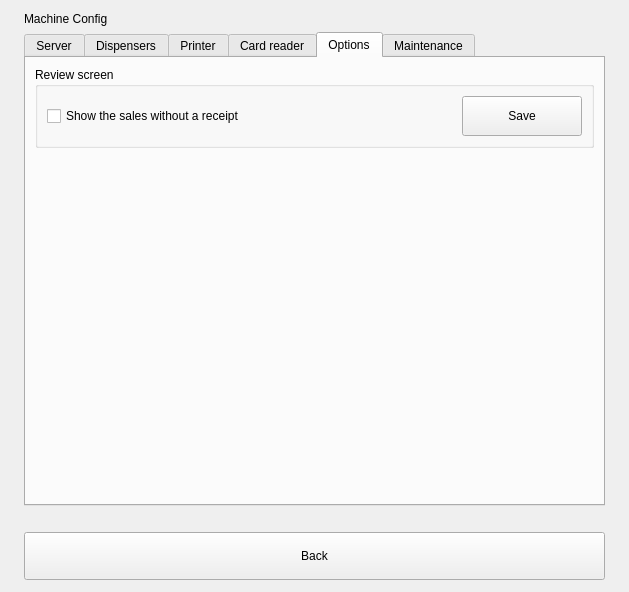
Old version of the form smart210/src/settings/MachineConfigPage.ui in the repository atosdev7/GasStaion.
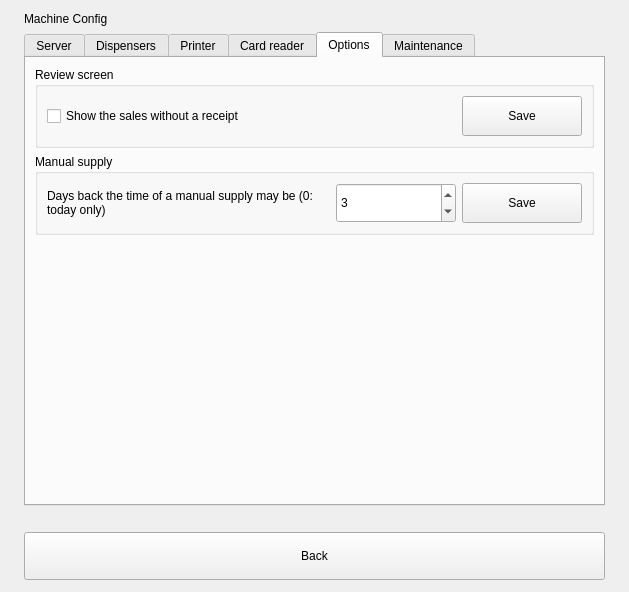
New version of the form. The open tabs and pages were chosen to show the change.

Commit message: Supply review: web roles, admin edit and delete, manual input litres and days back

What changed in the file:
```diff
--- a/smart210/src/settings/MachineConfigPage.ui
+++ b/smart210/src/settings/MachineConfigPage.ui
@@ -472,6 +472,38 @@
          </layout>
         </widget>
        </item>
+       <item>
+        <widget class="QGroupBox" name="manualSupplyOptionsBox">
+         <property name="title"><string>Manual supply</string></property>
+         <layout class="QHBoxLayout" name="manualSupplyOptionsLayout" stretch="1,0,0">
+          <property name="leftMargin"><number>9</number></property>
+          <property name="topMargin"><number>9</number></property>
+          <property name="rightMargin"><number>9</number></property>
+          <property name="bottomMargin"><number>9</number></property>
+          <property name="spacing"><number>6</number></property>
+          <item>
+           <widget class="QLabel" name="manualSupplyDaysLabel">
+            <property name="text"><string>Days back the time of a manual supply may be (0: today only)</string></property>
+            <property name="wordWrap"><bool>true</bool></property>
+           </widget>
+          </item>
+          <item>
+           <widget class="QSpinBox" name="manualSupplyDaysSpin">
+            <property name="minimum"><number>0</number></property>
+            <property name="maximum"><number>365</number></property>
+            <property name="value"><number>3</number></property>
+            <property name="minimumSize"><size><width>120</width><height>40</height></size></property>
+           </widget>
+          </item>
+          <item>
+           <widget class="QPushButton" name="saveManualSupplyOptionsButton">
+            <property name="text"><string>Save</string></property>
+            <property name="minimumSize"><size><width>120</width><height>40</height></size></property>
+           </widget>
+          </item>
+         </layout>
+        </widget>
+       </item>
        <item>
         <spacer name="spacerOptions">
          <property name="orientation"><enum>Qt::Vertical</enum></property>
```
The commit also changes 30 other files.
